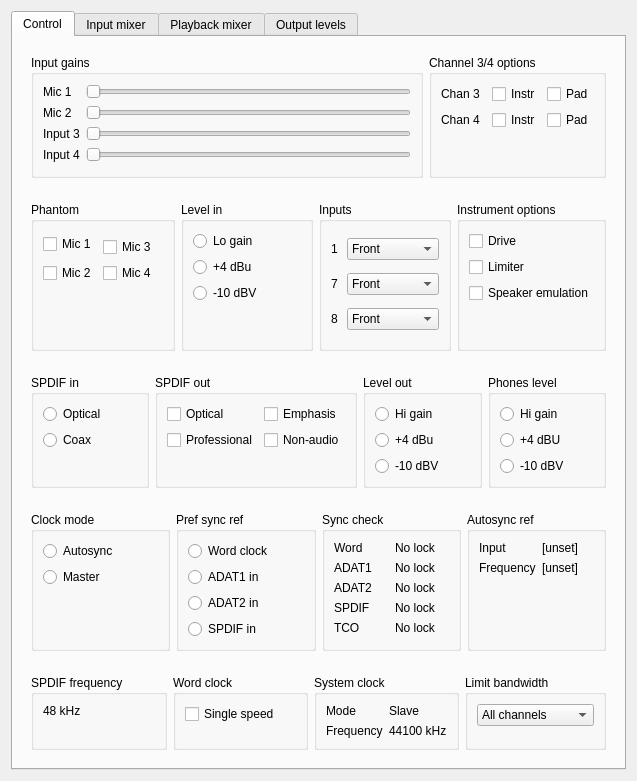
The window that libffado/support/mixer-qt4/ffado/mixer/rme.ui (adiknoth/ffado) describes before a commit, drawn with Qt 5.
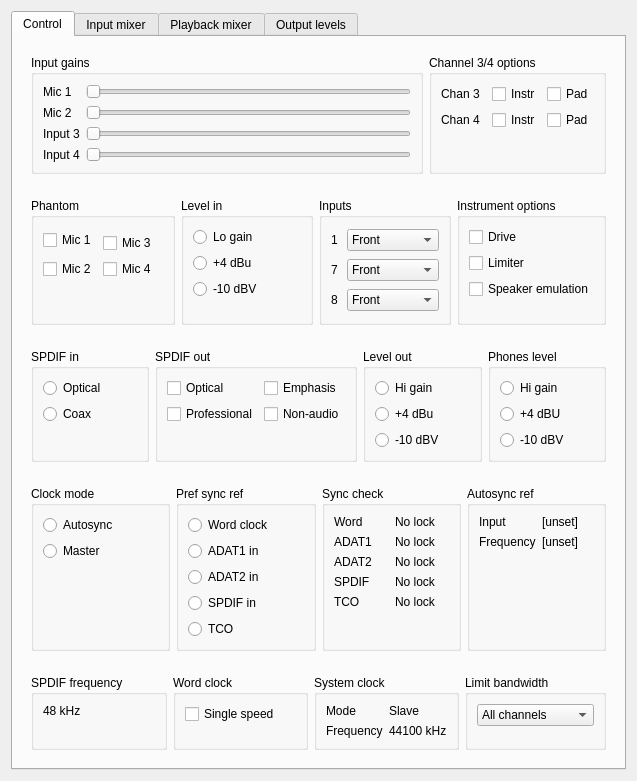
The same window after the commit.

Commit message: rme: added TCO option to the preferred sync ref control set (it's disabled for the ff400 since the TCO can't be fitted to this interface - it's ff800 only).  The preferred sync ref control in ffado-mixer is now active.  As for the other sync controls it is yet to be tested with real sync sources connected to the ff400.  This completes the first pass of the device controls for the ff400 within ffado-mixer.

Diff of the .ui file:
```diff
--- a/libffado/support/mixer-qt4/ffado/mixer/rme.ui
+++ b/libffado/support/mixer-qt4/ffado/mixer/rme.ui
@@ -732,6 +732,13 @@
                </property>
               </widget>
              </item>
+             <item>
+              <widget class="QRadioButton" name="sync_ref_tco">
+               <property name="text">
+                <string>TCO</string>
+               </property>
+              </widget>
+             </item>
              <item>
               <spacer name="verticalSpacer_15">
                <property name="orientation">
```
The commit also changes 5 other files.
